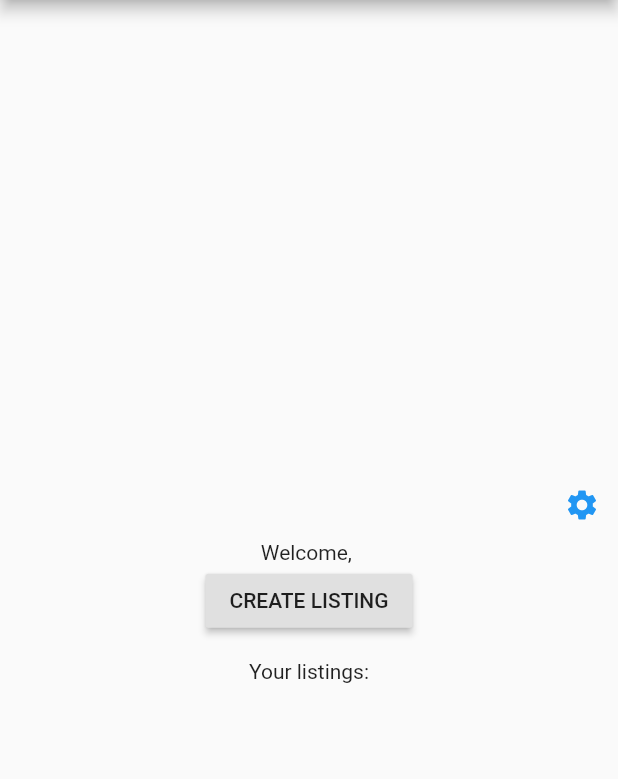
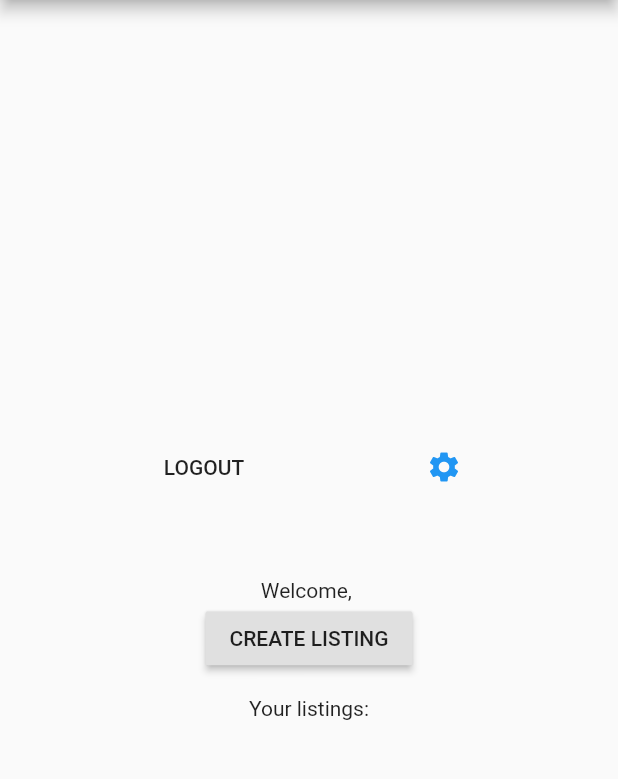
Before and after one commit to malcolm-weathers/leftovers, a Flutter app: the Home screen opened directly with empty values, on a phone screen of 412 x 824 dp, the part 84-863 px from its top. Run offline on Flutter 3.47's test engine with Material 2 defaults, Android fonts, the phone set to English and light mode, and no system bars; our stand-ins replace cloud_firestore, firebase_auth, location; accounts and stored records are empty.

```diff
--- a/lib/auth.dart
+++ b/lib/auth.dart
@@ -38,7 +38,12 @@ class Db {
   Future<List<DocumentSnapshot>> getListings(String email) async {
     var result = await Firestore.instance.collection('listings').where('email', isEqualTo: email).getDocuments();
     print('returning ${result.documents}');
+    print('0 is ${result.documents[0].documentID}');
     return result.documents;
+  }
+
+  void deleteListing(String docID) async {
+    await Firestore.instance.collection('listings').document(docID).delete();
   }
 
   void setListing(String email, String title, String descr, int quantity, int limit, double lat, double lon) async {
--- a/lib/main.dart
+++ b/lib/main.dart
@@ -161,7 +161,6 @@ class HomeState extends State<Home> {
     dbHandler.getListings(_email).then((List<DocumentSnapshot> list){
       print('Inside listings handler');
       _listings = list;
-      print('${list[0].data}');
       setState(() {
 
       });
@@ -178,9 +177,19 @@ class HomeState extends State<Home> {
         mainAxisAlignment: MainAxisAlignment.center,
         crossAxisAlignment: CrossAxisAlignment.center,
         children: <Widget>[
-          Align(
-            alignment: Alignment.topRight,
-            child: IconButton(
+          Row(
+            mainAxisAlignment: MainAxisAlignment.spaceEvenly,
+            crossAxisAlignment: CrossAxisAlignment.center,
+            children: <Widget>[
+              FlatButton(
+                child: Text(
+                  'LOGOUT'
+                ),
+                onPressed: () {
+                  Navigator.of(context).pushAndRemoveUntil(MaterialPageRoute(builder: (context) => Root()), (Route route) => false);
+                }
+              ),
+              IconButton(
                 icon: Icon(
                   Icons.settings,
                   color: Colors.blue,
@@ -190,7 +199,9 @@ class HomeState extends State<Home> {
                   Navigator.push(context, new MaterialPageRoute(builder: (context) => new Config(_email, _age, _name, _sex)));
                 },
               ),
+            ],
           ),
+          SizedBox(height: 50.0),
           Text('Welcome, $_name'),
           RaisedButton(
             onPressed: (){
@@ -217,8 +228,7 @@ class HomeState extends State<Home> {
                 onPressed: (){
                   print('${_listings[index].data}');
                   Navigator.push(context, new MaterialPageRoute(builder: (context) =>
-                  new ViewListing(_email, _name, _sex, _age,
-                      _listings[index])));
+                  new ViewListing(_email, _name, _sex, _age, _listings[index])));
                 },
               );
             }
```
Also changed, not shown: lib/viewlisting.dart (+40 -0 lines). Lines whose indentation alone changed are shown as unchanged.
